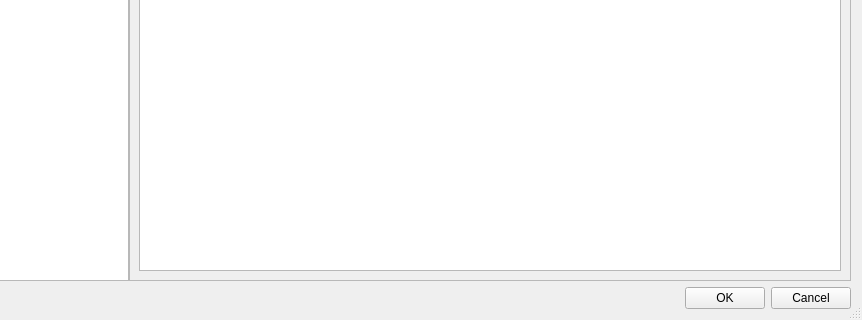
The window that src/candle/frmsettings.ui (Denvi/Candle) describes before a commit, drawn with Qt 5; both pictures show x 138 to 1000 and y 280 to 600 of the 1000 by 600 pixel window.
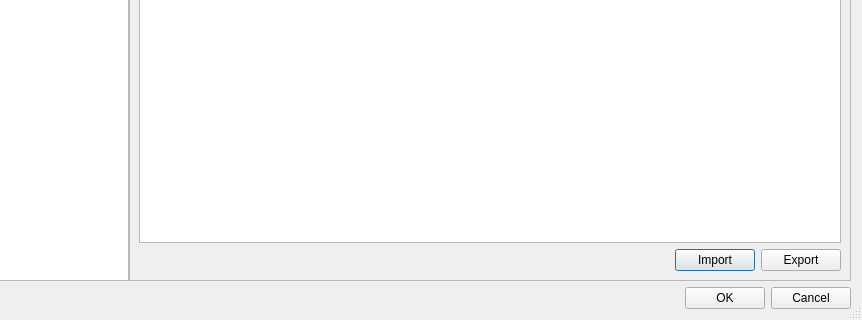
The same window after the commit. The open tabs and pages were chosen to show the change. Icons and pictures are not drawn. Custom widgets are drawn as their Qt base class.

Commit message: Added shortcuts import/export

```diff
--- a/src/candle/frmsettings.ui
+++ b/src/candle/frmsettings.ui
@@ -1428,7 +1428,7 @@
                <property name="title">
                 <string>Shortcuts</string>
                </property>
-               <layout class="QHBoxLayout" name="horizontalLayout_12">
+               <layout class="QVBoxLayout" name="verticalLayout_21">
                 <item>
                  <widget class="QTableWidget" name="tblShortcuts">
                   <column>
@@ -1448,6 +1448,37 @@
                   </column>
                  </widget>
                 </item>
+                <item>
+                 <layout class="QHBoxLayout" name="horizontalLayout_12">
+                  <item>
+                   <spacer name="horizontalSpacer_8">
+                    <property name="orientation">
+                     <enum>Qt::Horizontal</enum>
+                    </property>
+                    <property name="sizeHint" stdset="0">
+                     <size>
+                      <width>40</width>
+                      <height>20</height>
+                     </size>
+                    </property>
+                   </spacer>
+                  </item>
+                  <item>
+                   <widget class="QPushButton" name="cmdShortcutsImport">
+                    <property name="text">
+                     <string>Import</string>
+                    </property>
+                   </widget>
+                  </item>
+                  <item>
+                   <widget class="QPushButton" name="cmdShortcutsExport">
+                    <property name="text">
+                     <string>Export</string>
+                    </property>
+                   </widget>
+                  </item>
+                 </layout>
+                </item>
                </layout>
               </widget>
              </item>
```
The commit also changes 7 other files.
